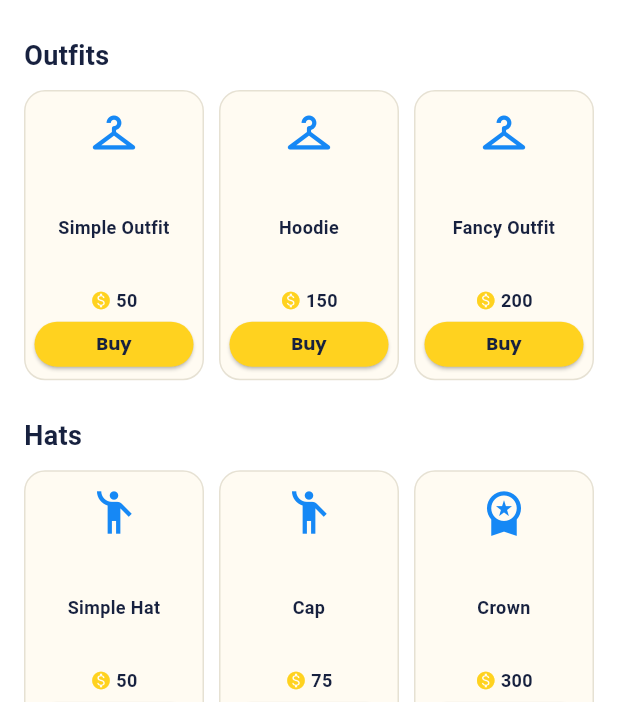
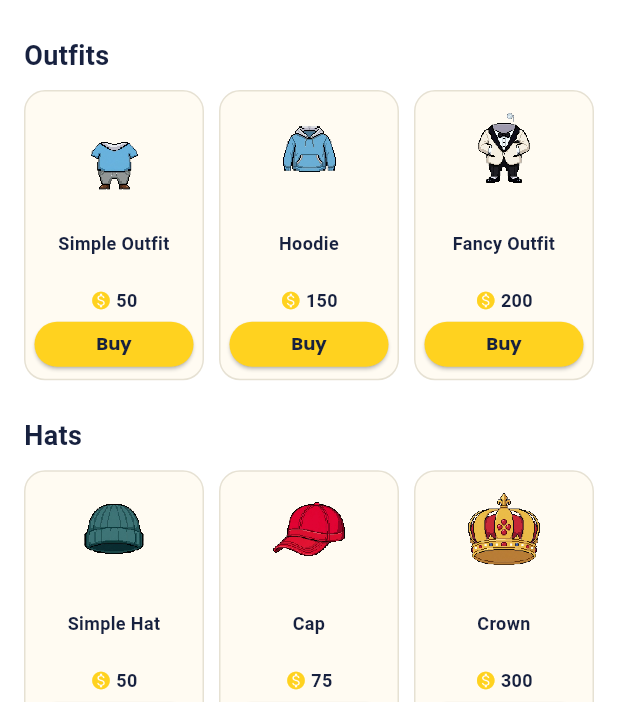
Before and after one commit to Vernuh/Bucks, a Flutter app: the CustomizeBucksScreen screen opened by its route, on a phone screen of 412 x 824 dp, the part 534-1236 px from its top. Run offline on Flutter 3.47's test engine with Material 3 defaults, Android fonts, the phone set to English and light mode, and no system bars; our stand-ins replace google_fonts, supabase_flutter; accounts and stored records are empty; statements that could not run were skipped.

Commit message:
added the character and items

```diff
--- a/lib/models/customization_item.dart
+++ b/lib/models/customization_item.dart
@@ -16,6 +16,8 @@ class CustomizationItem {
     this.cost,
     this.icon,
   );
+
+  String get imagePath => 'assets/bucks/items/$id.png';
 }
 
 class CustomizationCatalog {
--- a/lib/screens/customize-bucks/customize_bucks_screen.dart
+++ b/lib/screens/customize-bucks/customize_bucks_screen.dart
@@ -65,12 +65,6 @@ class CustomizeBucksScreen extends StatelessWidget {
                 _grid(context, app, category),
               ],
               const SizedBox(height: 16),
-              Text(
-                'Item pictures are placeholder icons until the final Bucks '
-                'art is added.',
-                textAlign: TextAlign.center,
-                style: TextStyle(color: Colors.grey.shade600, fontSize: 11),
-              ),
             ],
           ),
         ),
@@ -178,7 +172,17 @@ class CustomizeBucksScreen extends StatelessWidget {
       ),
       child: Column(
         children: [
-          Icon(item.icon, size: 34, color: _blue),
+          SizedBox(
+            height: 56,
+            width: double.infinity,
+            child: Image.asset(
+              item.imagePath,
+              fit: BoxFit.contain,
+              filterQuality: FilterQuality.none,
+              errorBuilder: (_, _, _) =>
+                  Icon(item.icon, size: 34, color: _blue),
+            ),
+          ),
           const SizedBox(height: 6),
           Expanded(
             child: Center(
--- a/pubspec.yaml
+++ b/pubspec.yaml
@@ -27,3 +27,4 @@ flutter:
 
   assets:
     - assets/bucks/
+    - assets/bucks/items/
```
Also changed, not shown: assets/bucks/items/acc_backpack.png (added), assets/bucks/items/acc_golden_glasses.png (added), assets/bucks/items/acc_sunglasses.png (added), assets/bucks/items/hat_cap.png (added), assets/bucks/items/hat_crown.png (added), assets/bucks/items/hat_simple.png (added), assets/bucks/items/outfit_fancy.png (renamed from assets/items/outfit_fancy.png), assets/bucks/items/outfit_hoodie.png (renamed from assets/items/outfit_hoodie.png), assets/bucks/items/outfit_simple.png (renamed from assets/items/outfit_simple.png), 1 other file.
